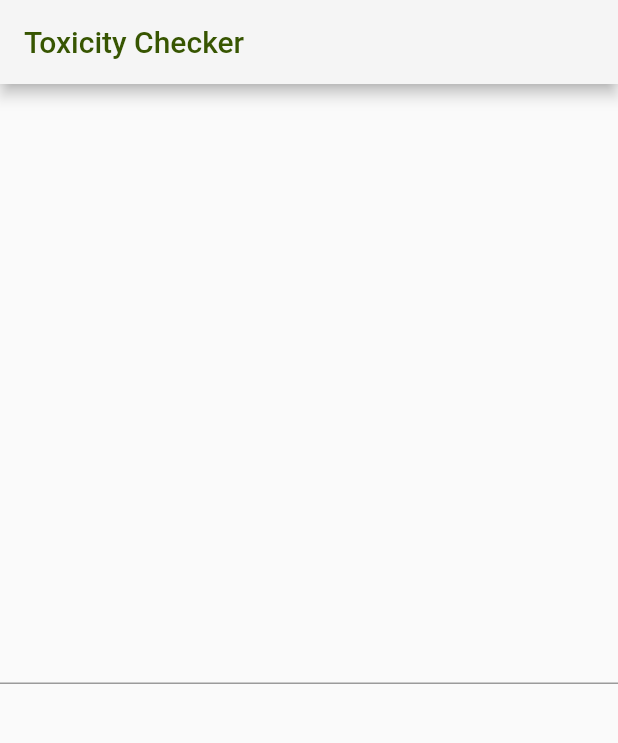
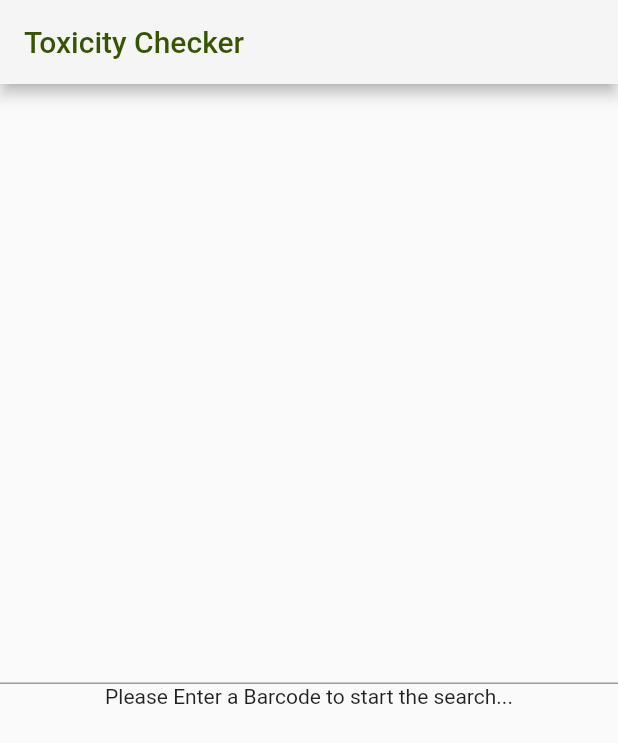
Before and after one commit to oanguin/toxicity-checker, a Flutter app: the screen it shows after launch, on a phone screen of 412 x 824 dp. Shown: the top 743 px of the screen. Run offline on Flutter 3.47's test engine with Material 2 defaults, Android fonts, the phone set to English and light mode, and no system bars; our stand-ins replace google_fonts; missing offline and left inert: openfoodfacts.

Commit message:
get product details from barcode text box; closes #12

```diff
--- a/lib/main.dart
+++ b/lib/main.dart
@@ -1,31 +1,47 @@
 import 'package:flutter/material.dart';
+import 'package:google_fonts/google_fonts.dart';
+import 'package:toxicity_checker/open_food_client.dart';
+import 'package:toxicity_checker/product_ui.dart';
 
 void main() {
-  runApp(const ToxicityChecker());
+  runApp(ToxicityChecker(
+    openFoodClient: OpenFoodClient(),
+  ));
 }
 
 class ToxicityChecker extends StatelessWidget {
-  const ToxicityChecker({Key? key}) : super(key: key);
+  const ToxicityChecker({Key? key, required this.openFoodClient})
+      : super(key: key);
+
+  final OpenFoodClient openFoodClient;
 
   @override
   Widget build(BuildContext context) {
     return MaterialApp(
       title: 'Toxicity Checker',
       theme: ThemeData(
+          textTheme:
+              GoogleFonts.expletusSansTextTheme(Theme.of(context).textTheme),
           primaryColor: const Color(0xFFF5F5F5),
           primarySwatch: Colors.lightGreen,
           backgroundColor: const Color(0xFFF5F5F5),
           appBarTheme: const AppBarTheme(
               backgroundColor: Color(0xFFF5F5F5),
               foregroundColor: Color(0xFF375501))),
-      home: const ToxicityMainPage(title: 'Toxicity Checker'),
+      home: ToxicityMainPage(
+        title: 'Toxicity Checker',
+        openFoodClient: openFoodClient,
+      ),
     );
   }
 }
 
 class ToxicityMainPage extends StatefulWidget {
-  const ToxicityMainPage({Key? key, required this.title}) : super(key: key);
+  const ToxicityMainPage(
+      {Key? key, required this.title, required this.openFoodClient})
+      : super(key: key);
 
+  final OpenFoodClient openFoodClient;
   final String title;
 
   @override
@@ -35,12 +51,14 @@
 class _ToxicityMainPageState extends State<ToxicityMainPage> {
   late TextEditingController _txtBarCodeEditingController;
   late String _barCode;
+  late ProductUI _productUI;
 
   @override
   void initState() {
     super.initState();
     _txtBarCodeEditingController = TextEditingController();
     _barCode = '';
+    _productUI = ProductUI(openFoodClient: widget.openFoodClient);
   }
 
   @override
@@ -60,12 +78,12 @@
             TextField(
               key: const Key("_txtBarCode"),
               controller: _txtBarCodeEditingController,
-              onSubmitted: (String value) {
+              onSubmitted: (String value) async {
                 _barCode = value;
                 setState(() {});
               },
             ),
-            Text(_barCode),
+            _productUI.showProduct(_barCode),
           ])),
     );
   }
--- /dev/null
+++ b/lib/open_food_client.dart
@@ -0,0 +1,8 @@
+import 'package:openfoodfacts/openfoodfacts.dart';
+
+class OpenFoodClient {
+  Future<ProductResult> getProduct(String barCode) {
+    return OpenFoodAPIClient.getProductRaw(
+        barCode, OpenFoodFactsLanguage.ENGLISH);
+  }
+}
--- /dev/null
+++ b/lib/product_ui.dart
@@ -0,0 +1,83 @@
+import 'package:flutter/material.dart';
+import 'package:openfoodfacts/model/Product.dart';
+import 'package:openfoodfacts/model/ProductResult.dart';
+
+import 'open_food_client.dart';
+
+class ProductUI {
+  late bool _searching = false;
+  late OpenFoodClient openFoodClient;
+
+  ProductUI({required this.openFoodClient});
+
+  Future<ProductResult?> displayProduct(String barCode) async {
+    _searching = true;
+    try {
+      if (barCode.isEmpty) {
+        return null;
+      }
+      final ProductResult result = await openFoodClient.getProduct(barCode);
+
+      if (result.status != 1) {
+        return null;
+      }
+
+      return result;
+    } catch (exception) {
+      print("Error retrieving the product : ${exception}");
+      return null;
+    } finally {
+      _searching = false;
+    }
+  }
+
+  Widget showProduct(barCode) {
+    return FutureBuilder(
+        future: displayProduct(barCode),
+        builder:
+            (BuildContext context, AsyncSnapshot<ProductResult?> snapshot) {
+          if (snapshot.hasData) {
+            return showProductCard(snapshot.data?.product);
+          } else if (_searching) {
+            return const CircularProgressIndicator();
+          } else {
+            return const Text('Please Enter a Barcode to start the search...');
+          }
+        });
+  }
+
+  Widget showProductCard(Product? product) {
+    if (product == null) {
+      return const Text('Sorry product not found...');
+    }
+
+    return Center(
+        child: Card(
+            key: const Key("product-card"),
+            child: Column(children: <Widget>[
+              ListTile(
+                  tileColor: const Color(0xFF375501),
+                  textColor: const Color(0xFF69FF00),
+                  title: Text('PRODUCT: ${product.productName}')),
+              Row(
+                children: [
+                  showPicture(product.imageFrontSmallUrl ?? ''),
+                  Flexible(
+                      child: Text('INGEDIENTS: ${product.ingredientsText}'))
+                ],
+              )
+            ])));
+  }
+
+  Widget showPicture(String url) {
+    if (url.isEmpty) {
+      return Text('Sorry No Image');
+    } else {
+      try {
+        return Image(image: NetworkImage(url));
+      } catch (exception) {
+        return Text('Sorry No Image');
+      }
+    }
+  }
+}
--- a/pubspec.yaml
+++ b/pubspec.yaml
@@ -30,6 +30,7 @@ dependencies:
   flutter:
     sdk: flutter
   openfoodfacts:
+  google_fonts:
 
 
   # The following adds the Cupertino Icons font to your application.
@@ -46,6 +47,8 @@ dev_dependencies:
   # package. See that file for information about deactivating specific lint
   # rules and activating additional ones.
   flutter_lints: ^1.0.0
+  mockito: ^5.1.0
+  build_runner: ^2.1.10
 
 # For information on the generic Dart part of this file, see the
 # following page: https://dart.dev/tools/pub/pubspec
```
Also changed, not shown: pubspec.lock, 7 other files.
